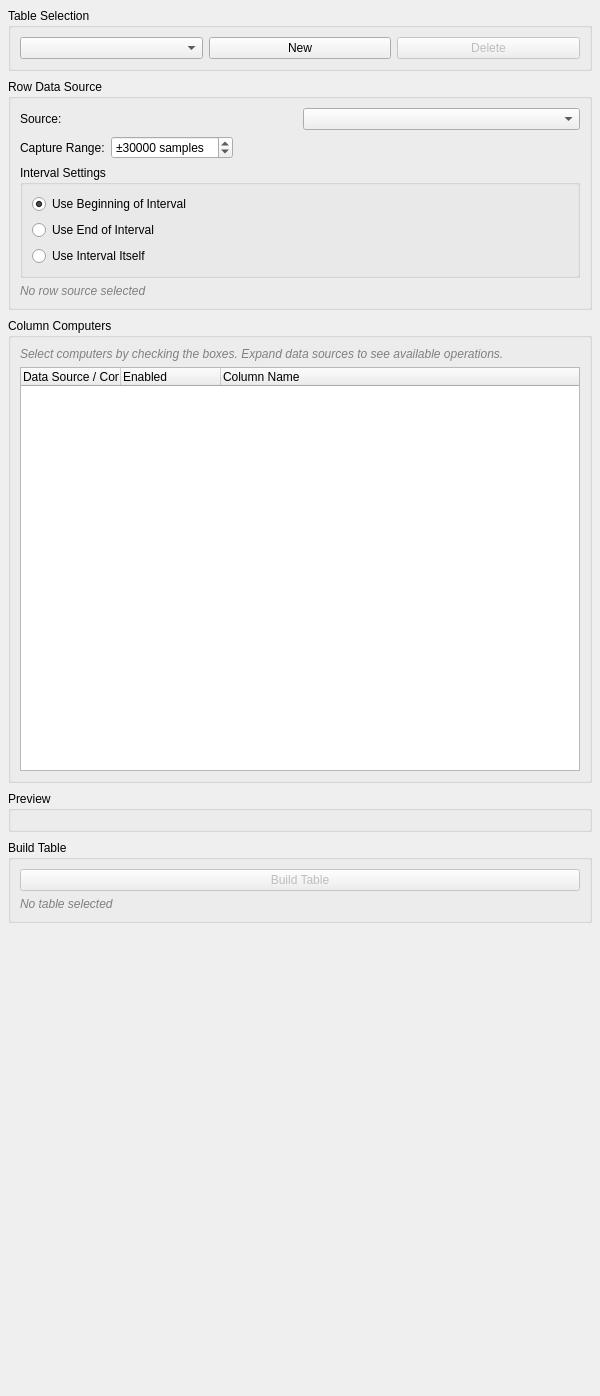
Above: src/WhiskerToolbox/TableDesignerWidget/TableDesignerWidget.ui from paulmthompson/WhiskerToolbox before the change. Below: the same form after it.
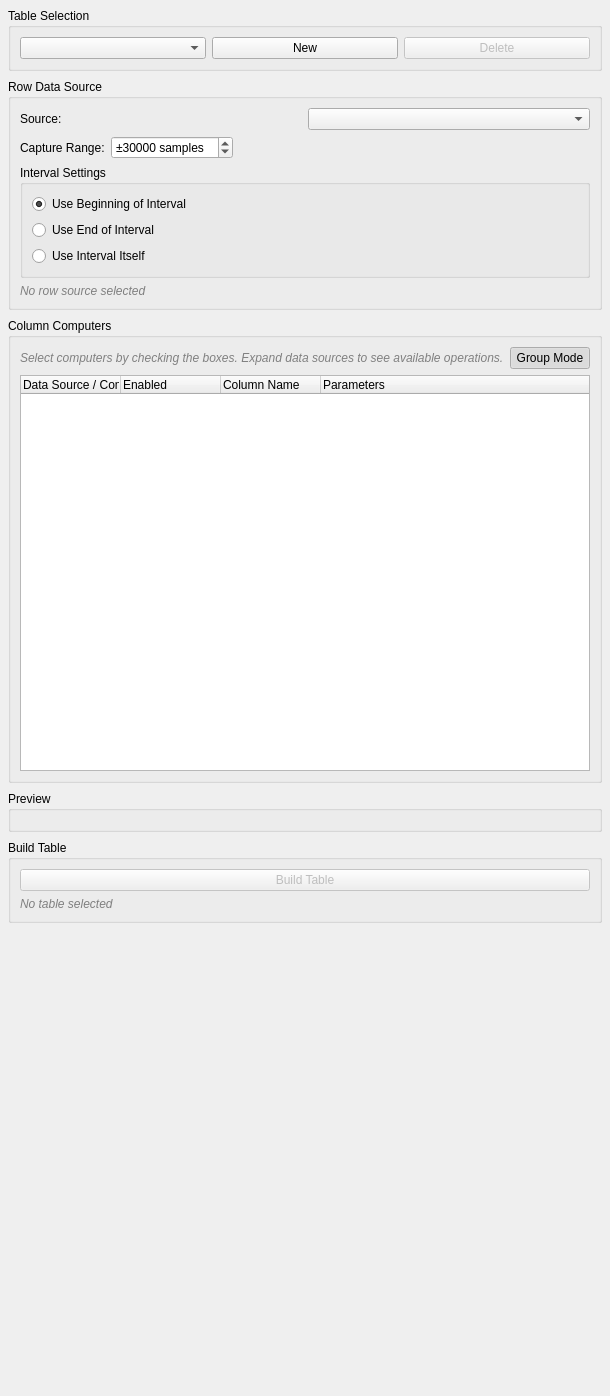
That is the form after the change.

Commit message: better table designer layout and ability to apply the same transformation to muliple items in a group

```diff
--- a/src/WhiskerToolbox/TableDesignerWidget/TableDesignerWidget.ui
+++ b/src/WhiskerToolbox/TableDesignerWidget/TableDesignerWidget.ui
@@ -184,6 +184,8 @@
      </property>
      <layout class="QVBoxLayout" name="column_design_layout">
       <item>
+       <layout class="QHBoxLayout" name="computers_controls_layout">
+        <item>
        <widget class="QLabel" name="computers_info_label">
         <property name="styleSheet">
          <string>QLabel { color: gray; font-style: italic; }</string>
@@ -194,6 +196,37 @@
        </widget>
       </item>
       <item>
+         <spacer name="horizontalSpacer_computers">
+          <property name="orientation">
+           <enum>Qt::Orientation::Horizontal</enum>
+          </property>
+          <property name="sizeHint" stdset="0">
+           <size>
+            <width>40</width>
+            <height>20</height>
+           </size>
+          </property>
+         </spacer>
+        </item>
+        <item>
+         <widget class="QPushButton" name="group_mode_toggle_btn">
+          <property name="text">
+           <string>Group Mode</string>
+          </property>
+          <property name="checkable">
+           <bool>true</bool>
+          </property>
+          <property name="checked">
+           <bool>true</bool>
+          </property>
+          <property name="toolTip">
+           <string>Toggle between group mode (apply to similar data) and individual mode (apply to specific items)</string>
+          </property>
+         </widget>
+        </item>
+       </layout>
+      </item>
+      <item>
        <widget class="QTreeWidget" name="computers_tree">
         <property name="alternatingRowColors">
          <bool>true</bool>
@@ -222,6 +255,11 @@
           <string>Column Name</string>
          </property>
         </column>
+        <column>
+         <property name="text">
+          <string>Parameters</string>
+         </property>
+        </column>
        </widget>
       </item>
      </layout>
```
Lines whose indentation alone changed are shown as unchanged. The commit also changes 2 other files.
